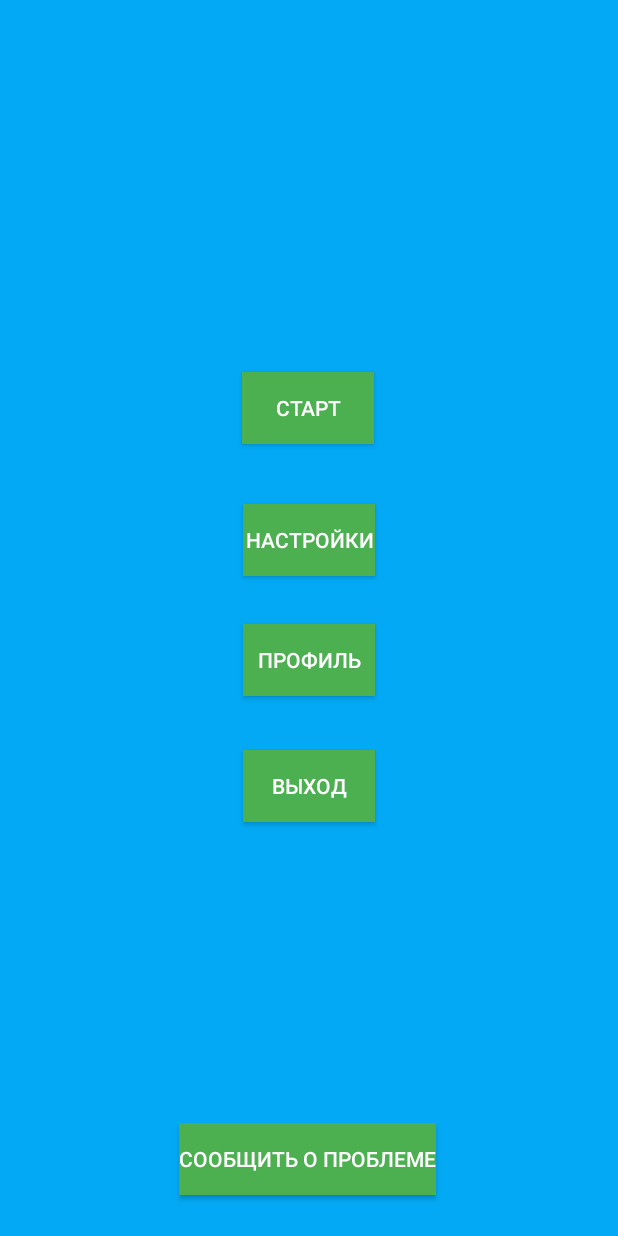
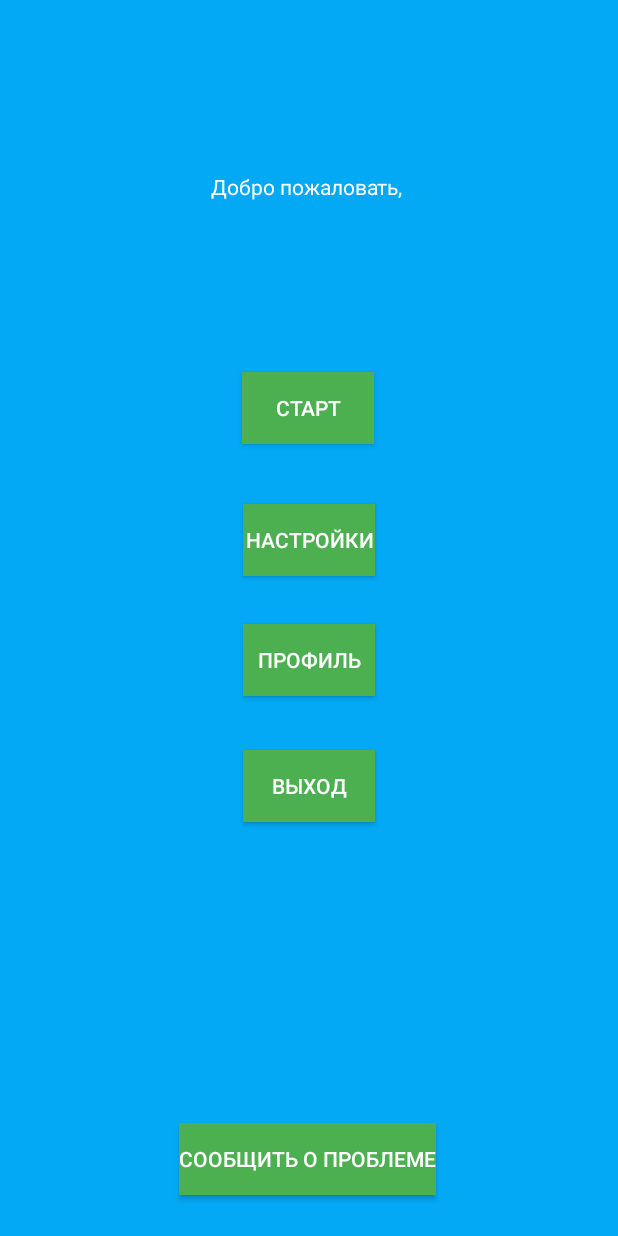
Before and after one commit to AIxdddd/Android, an Android app: the screen it shows after launch (MenuActivity), after a tap on "ВХОД", on a phone screen of 412 x 824 dp. Run offline under Robolectric (Android 15) with nearby library versions, the phone set to English and light mode, and no system bars.

Commit message:
Lab3 доп.задание

```diff
--- a/app/src/main/java/com/example/lab1/LoginActivity.kt
+++ b/app/src/main/java/com/example/lab1/LoginActivity.kt
@@ -22,6 +22,7 @@ class LoginActivity:Activity() {
 
 
         val MenuIntent = Intent(this, MenuActivity::class.java)
+
         val RegIntent = Intent(this, RegisterActivity::class.java)
 
 
@@ -36,6 +37,7 @@ class LoginActivity:Activity() {
 
 
         Enterbutton.setOnClickListener {
+            MenuIntent.putExtra("login", Logfield.text.toString())
             startActivity(MenuIntent)
 
         }
--- a/app/src/main/java/com/example/lab1/MenuActivity.kt
+++ b/app/src/main/java/com/example/lab1/MenuActivity.kt
@@ -7,6 +7,7 @@ import android.net.Uri
 import android.os.Bundle
 import android.util.Log
 import android.widget.Button
+import android.widget.TextView
 
 class MenuActivity:Activity() {
     override fun onCreate(savedInstanceState: Bundle?) {
@@ -17,29 +18,24 @@ class MenuActivity:Activity() {
         val Errorbutton = findViewById<Button>(R.id.button7)
         val Closebutton = findViewById<Button>(R.id.button11)
         val Startbutton = findViewById<Button>(R.id.button10)
+        val Textfield = findViewById<TextView>(R.id.textView9)
 
         val OptionsIntent = Intent(this, OptionsActivity::class.java)
         val ProfileIntent = Intent(this, ProfileActivity::class.java)
 
-
-
+        val arguments: Bundle? = intent.extras
+        val a = intent.extras?.getString("login")
+        Textfield.text = "Добро пожаловать, $a"
 
 
 
 
         Errorbutton.setOnClickListener {
 
-            val intent = Intent(Intent.ACTION_DIAL).apply {
-                data = Uri.parse(getString(R.string.phone_number))
+            val intent = Intent(Intent.ACTION_VIEW).apply {
+                data = Uri.parse("mailto:")
             }
-            if (intent.resolveActivity(packageManager) != null){
                 startActivity(intent)
-            } else {
-            // Если нет приложения для совершения звонка
-            Log.e(getString(R.string.menu), "Нет приложения для совершения звонка")
-        }
-
-
         }
 
 
--- a/app/src/main/res/layout/menu.xml
+++ b/app/src/main/res/layout/menu.xml
@@ -70,4 +70,15 @@
         app:layout_constraintTop_toBottomOf="@+id/button11"
         app:layout_constraintVertical_bias="0.881" />
 
+    <TextView
+        android:id="@+id/textView9"
+        android:layout_width="wrap_content"
+        android:layout_height="wrap_content"
+        android:text="TextView"
+        android:textColor="@color/white"
+        app:layout_constraintBottom_toTopOf="@+id/button10"
+        app:layout_constraintEnd_toEndOf="parent"
+        app:layout_constraintStart_toStartOf="parent"
+        app:layout_constraintTop_toTopOf="parent" />
+
 </androidx.constraintlayout.widget.ConstraintLayout>
```
Also changed, not shown: app/src/main/java/com/example/lab1/HelloActivity.kt (line endings or trailing spaces).
